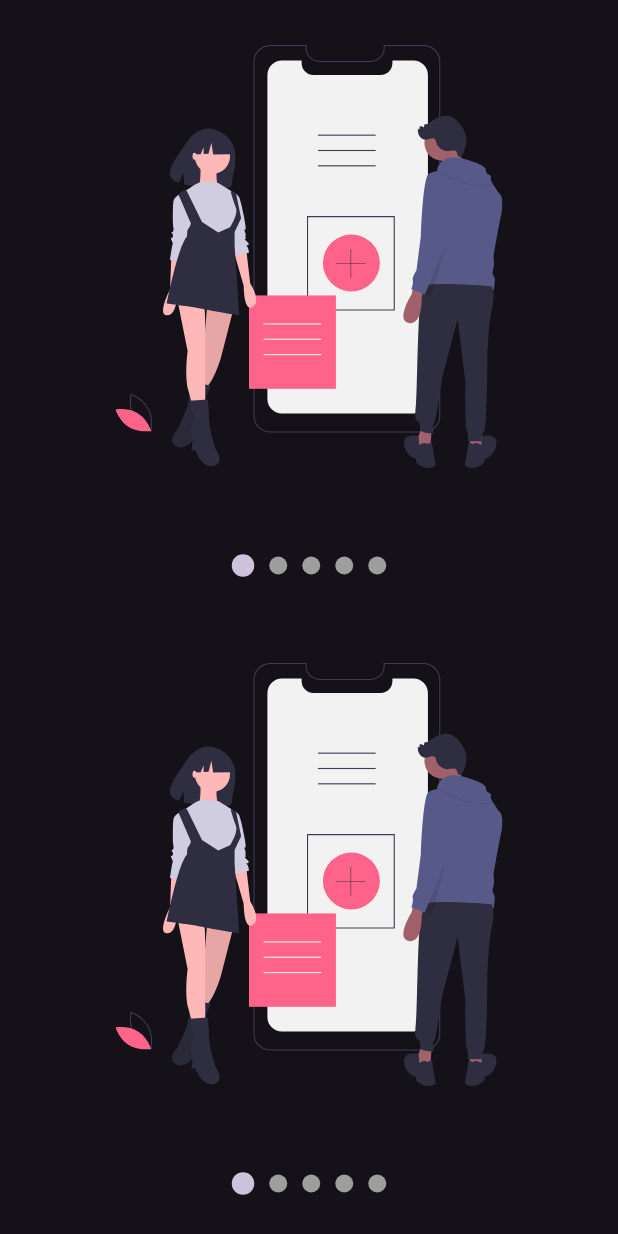
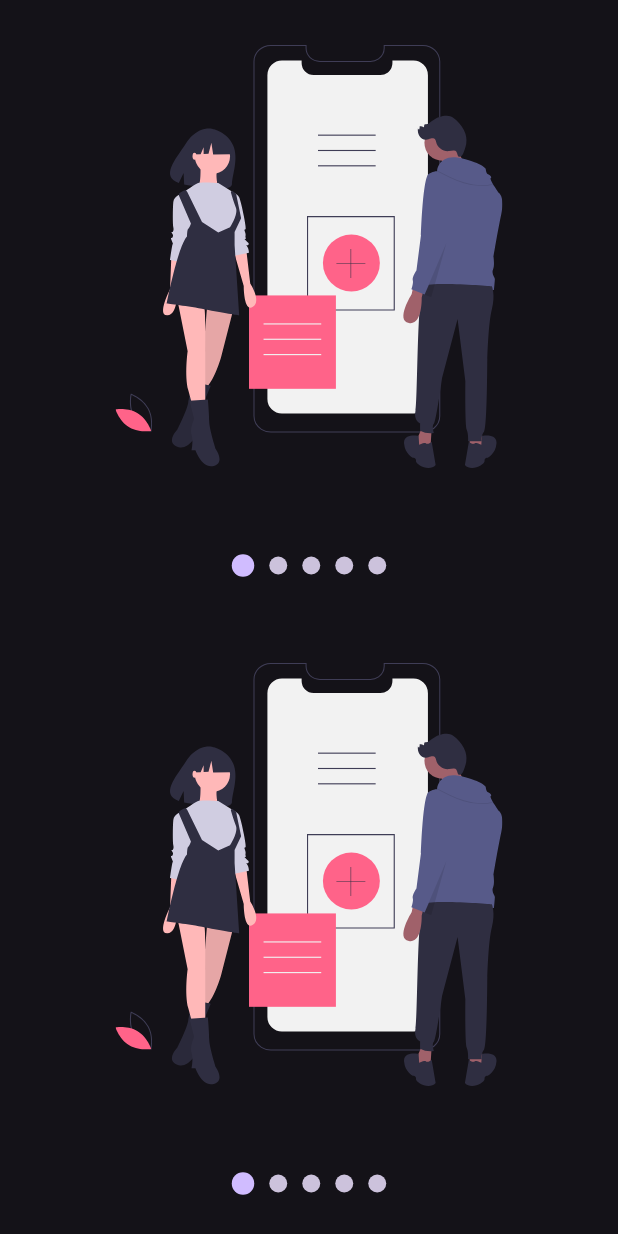
Before and after one commit to Flutter-Course-Sergio/designsApp, a Flutter app: the screen it shows after launch, after a tap on "Slideshow", on a phone screen of 412 x 824 dp. Run offline on Flutter 3.47's test engine with Material 3 defaults, Android fonts, the phone set to English and light mode, and no system bars; our stand-ins replace animate_do, flutter_svg, font_awesome_flutter.

Commit message:
apply theme options to pages

```diff
--- a/lib/src/pages/animations_page.dart
+++ b/lib/src/pages/animations_page.dart
@@ -1,5 +1,8 @@
 import 'package:flutter/material.dart';
+import 'package:provider/provider.dart';
 import 'dart:math' as math;
+
+import '../theme/theme.dart';
 
 class AnimationsPage extends StatelessWidget {
   const AnimationsPage({super.key});
@@ -102,10 +105,11 @@ class _Rectangule extends StatelessWidget {
 
   @override
   Widget build(BuildContext context) {
+    final appTheme = Provider.of<ThemeChanger>(context).currentTheme;
     return Container(
       width: 70,
       height: 70,
-      decoration: const BoxDecoration(color: Colors.blue),
+      decoration: BoxDecoration(color: appTheme.colorScheme.secondary),
     );
   }
 }
--- a/lib/src/pages/launcher_page.dart
+++ b/lib/src/pages/launcher_page.dart
@@ -57,7 +57,6 @@ class _MainMenu extends StatelessWidget {
   @override
   Widget build(BuildContext context) {
     final appTheme = Provider.of<ThemeChanger>(context);
-    final accentColor = appTheme.currentTheme.colorScheme.secondary;
 
     return Drawer(
       child: Column(
@@ -67,29 +66,33 @@ class _MainMenu extends StatelessWidget {
               width: double.infinity,
               height: 200,
               child: CircleAvatar(
-                backgroundColor: accentColor,
-                child: const Text(
+                backgroundColor: appTheme.currentTheme.colorScheme.onBackground,
+                child: Text(
                   'SB',
-                  style: TextStyle(fontSize: 50),
+                  style: TextStyle(
+                      fontSize: 50,
+                      color: appTheme.currentTheme.colorScheme.background),
                 ),
               ),
             ),
           ),
           const Expanded(child: _OptionsList()),
           ListTile(
-            leading: Icon(Icons.lightbulb_outline, color: accentColor),
+            leading: Icon(Icons.lightbulb_outline,
+                color: appTheme.currentTheme.colorScheme.secondary),
             title: const Text('Dark Mode'),
             trailing: Switch.adaptive(
                 value: appTheme.darkTheme,
-                activeColor: accentColor,
+                activeColor: appTheme.currentTheme.colorScheme.tertiary,
                 onChanged: (value) => appTheme.darkTheme = value),
           ),
           ListTile(
-            leading: Icon(Icons.add_to_home_screen, color: accentColor),
+            leading: Icon(Icons.add_to_home_screen,
+                color: appTheme.currentTheme.colorScheme.secondary),
             title: const Text('Custom Theme'),
             trailing: Switch.adaptive(
                 value: appTheme.customTheme,
-                activeColor: accentColor,
+                activeColor: appTheme.currentTheme.colorScheme.tertiary,
                 onChanged: (value) => appTheme.customTheme = value),
           ),
         ],
--- a/lib/src/pages/slideshow_page.dart
+++ b/lib/src/pages/slideshow_page.dart
@@ -28,11 +28,14 @@ class MySlideshow extends StatelessWidget {
   @override
   Widget build(BuildContext context) {
     final appTheme = Provider.of<ThemeChanger>(context);
-    final accentColor = appTheme.currentTheme.colorScheme.secondary;
+    final primaryThemeColor = appTheme.currentTheme.colorScheme.primary;
+    final secondaryThemeColor = appTheme.currentTheme.colorScheme.secondary;
 
     return Slideshow(
-      primaryColor:
-          (appTheme.darkTheme) ? accentColor : Colors.greenAccent.shade400,
+      primaryColor: (appTheme.darkTheme)
+          ? primaryThemeColor
+          : Colors.greenAccent.shade400,
+      secondaryColor: secondaryThemeColor,
       primaryBullet: 15,
       secondaryBullet: 12,
       slides: [
```
Also changed, not shown: lib/src/pages/circular_graphics_page.dart (+12 -8 lines), lib/src/pages/headers_page.dart (+7 -1 lines), lib/src/pages/pinteres_page.dart (+11 -4 lines), lib/src/widgets/headers.dart (+8 -3 lines).
